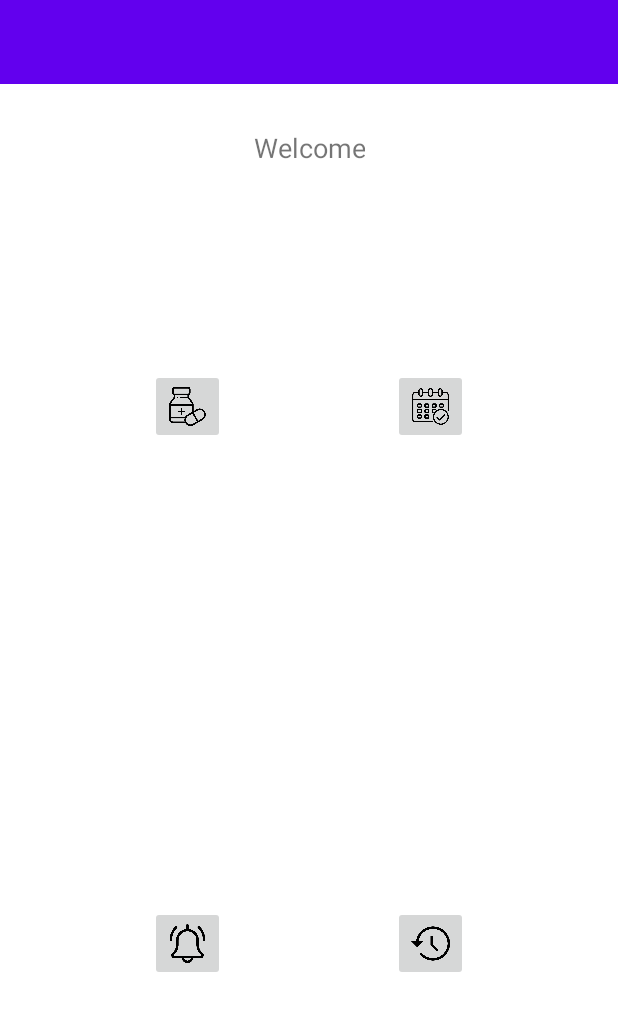
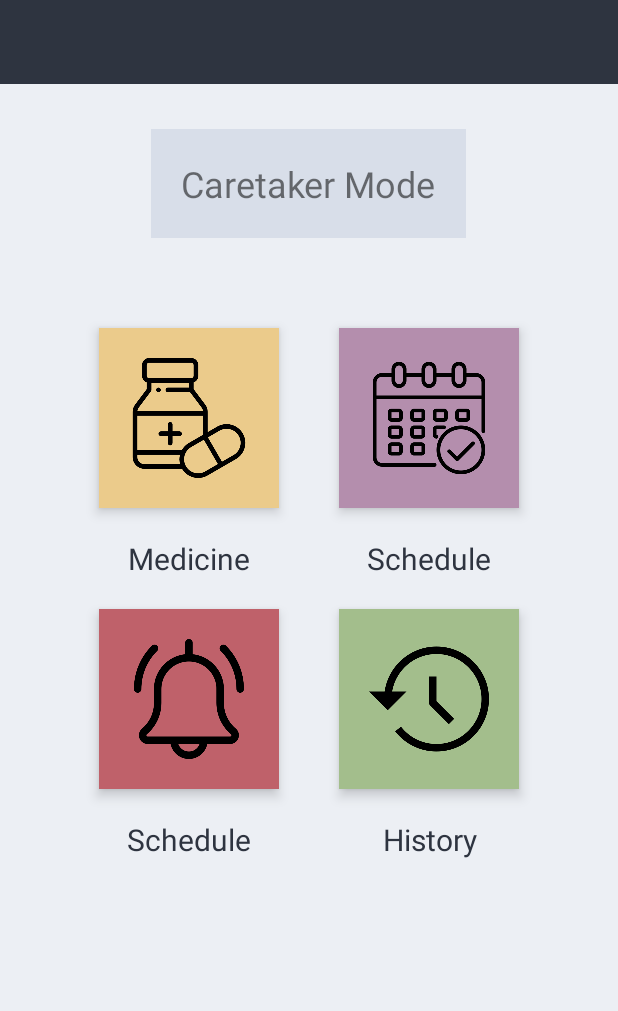
Before and after one commit to miguelarhb/AI-20-21, an Android app: the layout activity_main_caretaker.xml on its own in the app's theme, with its tools: preview values and no code run, on a phone screen of 412 x 824 dp. Shown: the top 1011 px of the screen. Run offline under Robolectric (Android 15) with nearby library versions, the phone set to English and light mode, and no system bars.

Commit message:
Improved Design

```diff
--- a/SmartMedicationManager/app/src/main/java/pt/ulisboa/tecnico/cmov/smartmedicationmanager/MainActivity.java
+++ b/SmartMedicationManager/app/src/main/java/pt/ulisboa/tecnico/cmov/smartmedicationmanager/MainActivity.java
@@ -43,7 +43,7 @@ public class MainActivity extends BaseActivity {
             ImageButton alarmsBt = findViewById(R.id.btAlarms);
             ImageButton historyBt = findViewById(R.id.btHistory);
             if (gd.userHasPatients()){
-                welcome.setText("Active Patient: "+gd.getActivePatient().getUsername() +"\n\nWelcome "+gd.getCurrentUser().getUsername());
+                welcome.setText("Managing Patient "+gd.getActivePatient().getUsername());
 
             }
             else{
--- a/SmartMedicationManager/app/src/main/res/layout/activity_login.xml
+++ b/SmartMedicationManager/app/src/main/res/layout/activity_login.xml
@@ -4,10 +4,24 @@
     android:layout_width="match_parent"
     android:layout_height="match_parent"
     android:orientation="vertical"
-    tools:context=".LoginActivity">
+    tools:context=".LoginActivity"
+    android:background="@color/nord_dark_white">
 
     <TextView
-        android:id="@+id/textViewDebug"
+        android:id="@+id/login_title"
+        android:layout_width="wrap_content"
+        android:layout_height="wrap_content"
+        android:layout_above="@+id/smart_medication_manager"
+        android:layout_centerHorizontal="true"
+        android:text="@string/app_name"
+        android:textSize="40sp"
+        android:textStyle="bold"
+        android:textColor="@color/nord_night_dark"
+        android:layout_marginBottom="20dp"
+        tools:ignore="MissingConstraints" />
+
+    <TextView
+        android:id="@+id/smart_medication_manager"
         android:layout_width="wrap_content"
         android:layout_height="wrap_content"
         android:layout_above="@+id/usernameTxt"
--- a/SmartMedicationManager/app/src/main/res/layout/activity_main_caretaker.xml
+++ b/SmartMedicationManager/app/src/main/res/layout/activity_main_caretaker.xml
@@ -4,7 +4,8 @@
     xmlns:tools="http://schemas.android.com/tools"
     android:layout_width="match_parent"
     android:layout_height="match_parent"
-    tools:context=".MainActivity">
+    tools:context=".MainActivity"
+    android:background="@color/nord_white">
 
     <include
         android:id="@+id/include"
@@ -14,88 +15,128 @@
 
     <TextView
         android:id="@+id/welcome"
+        android:background="@color/nord_dark_white"
         android:layout_width="wrap_content"
         android:layout_height="wrap_content"
         android:layout_below="@+id/include"
         android:layout_centerHorizontal="true"
-        android:layout_marginStart="30dp"
-        android:layout_marginLeft="30dp"
+        android:padding="20dp"
         android:layout_marginTop="30dp"
         android:gravity="center"
-        android:text="Welcome"
-        android:textSize="18sp" />
+        android:text="@string/caretaker_mode"
+        android:textSize="24sp" />
+
+    <RelativeLayout
+        android:id="@+id/aboveRow"
+        android:layout_width="wrap_content"
+        android:layout_height="wrap_content"
+        android:layout_below="@+id/welcome"
+        android:layout_centerHorizontal="true"
+        android:layout_marginTop="40dp">
+
+        <ImageButton
+            android:id="@+id/btMedicine"
+            android:background="@color/nord_yellow"
+            android:layout_margin="20dp"
+            android:padding="20dp"
+            android:layout_width="120dp"
+            android:layout_height="120dp"
+            android:scaleType="centerInside"
+            android:elevation="5dp"
+            app:srcCompat="@drawable/medicine"
+            />
+
+        <TextView
+            android:id="@+id/txtMedicine"
+            android:text="@string/medicine"
+            style="@style/textProperties"
+            android:layout_width="wrap_content"
+            android:layout_height="wrap_content"
+            android:layout_below="@+id/btMedicine"
+            android:layout_alignEnd="@+id/btMedicine"
+            android:layout_alignStart="@+id/btMedicine"
+            android:gravity="center_horizontal"
+            />
 
         <ImageButton
             android:id="@+id/btSchedule"
-        android:layout_width="50dp"
-        android:layout_height="50dp"
-        android:adjustViewBounds="true"
+            android:background="@color/nord_purple"
+            android:layout_margin="20dp"
+            android:padding="20dp"
+            android:layout_width="120dp"
+            android:layout_height="120dp"
             android:scaleType="centerInside"
+            android:elevation="5dp"
             app:srcCompat="@drawable/calendar"
-        android:layout_below="@+id/welcome"
-        android:layout_alignParentEnd="true"
-        android:layout_alignParentRight="true"
-        android:layout_marginTop="135dp"
-        android:layout_marginEnd="100dp"
-        android:layout_marginRight="100dp"
-        android:layout_marginBottom="212dp"
-        app:layout_constraintBottom_toTopOf="@+id/btAlarms"
-        app:layout_constraintEnd_toEndOf="parent"
+            android:layout_toEndOf="@id/btMedicine"/>
+
+        <TextView
+            android:id="@+id/txtSchedule"
+            android:text="@string/schedule"
+            style="@style/textProperties"
+            android:layout_width="wrap_content"
+            android:layout_height="wrap_content"
+            android:layout_below="@+id/btSchedule"
+            android:layout_alignEnd="@+id/btSchedule"
+            android:layout_alignStart="@+id/btSchedule"
+            android:gravity="center_horizontal"
+            />
+
+    </RelativeLayout>
+
+    <RelativeLayout
+        android:layout_width="wrap_content"
+        android:layout_height="wrap_content"
+        android:layout_centerHorizontal="true"
+        android:layout_below="@+id/aboveRow">
+
+        <ImageButton
+            android:id="@+id/btAlarms"
+            android:background="@color/nord_red"
+            android:padding="20dp"
+            android:layout_margin="20dp"
+            android:layout_width="120dp"
+            android:layout_height="120dp"
+            android:scaleType="centerInside"
+            android:elevation="5dp"
+            app:srcCompat="@drawable/bell" />
+
+        <TextView
+            android:id="@+id/txtAlarm"
+            android:text="@string/schedule"
+            style="@style/textProperties"
+            android:layout_width="wrap_content"
+            android:layout_height="wrap_content"
+            android:layout_below="@+id/btAlarms"
+            android:layout_alignEnd="@+id/btAlarms"
+            android:layout_alignStart="@+id/btAlarms"
+            android:gravity="center_horizontal"
             />
 
         <ImageButton
             android:id="@+id/btHistory"
-        android:layout_width="50dp"
-        android:layout_height="50dp"
-        android:adjustViewBounds="true"
+            android:background="@color/nord_green"
+            android:layout_margin="20dp"
+            android:padding="20dp"
+            android:layout_width="120dp"
+            android:layout_height="120dp"
             android:scaleType="centerInside"
+            android:elevation="5dp"
             app:srcCompat="@drawable/history"
-        android:layout_alignParentEnd="true"
-        android:layout_alignParentRight="true"
-        android:layout_alignParentBottom="true"
-        android:layout_marginStart="108dp"
-        android:layout_marginLeft="108dp"
-        android:layout_marginEnd="100dp"
-        android:layout_marginRight="100dp"
-        android:layout_marginBottom="170dp"
-        app:layout_constraintBottom_toBottomOf="parent"
-        app:layout_constraintStart_toStartOf="parent" />
+            android:layout_toEndOf="@+id/btAlarms"/>
 
-    <ImageButton
-        android:id="@+id/btAlarms"
-        android:layout_width="50dp"
-        android:layout_height="50dp"
-        android:adjustViewBounds="true"
-        android:scaleType="centerInside"
-        app:srcCompat="@drawable/bell"
-        android:layout_alignParentStart="true"
-        android:layout_alignParentLeft="true"
-        android:layout_alignParentBottom="true"
-        android:layout_marginStart="100dp"
-        android:layout_marginLeft="100dp"
-        android:layout_marginBottom="170dp"
-        app:layout_constraintBottom_toBottomOf="parent"
-        app:layout_constraintEnd_toEndOf="parent"
-        app:layout_constraintHorizontal_bias="0.284"
-        app:layout_constraintStart_toEndOf="@+id/btHistory" />
-
-    <ImageButton
-        android:id="@+id/btMedicine"
-        android:layout_width="50dp"
-        android:layout_height="50dp"
-        android:adjustViewBounds="true"
-        android:scaleType="centerInside"
-        app:srcCompat="@drawable/medicine"
-        android:layout_below="@+id/welcome"
-        android:layout_alignParentStart="true"
-        android:layout_alignParentLeft="true"
-        android:layout_marginStart="100dp"
-        android:layout_marginLeft="100dp"
-        android:layout_marginTop="135dp"
-        android:layout_marginBottom="216dp"
-        app:layout_constraintBottom_toTopOf="@+id/btHistory"
-        app:layout_constraintEnd_toStartOf="@+id/btSchedule"
-        app:layout_constraintHorizontal_bias="0.394"
-        app:layout_constraintStart_toStartOf="parent" />
+        <TextView
+            android:id="@+id/txtHistory"
+            android:text="@string/history"
+            style="@style/textProperties"
+            android:layout_width="wrap_content"
+            android:layout_height="wrap_content"
+            android:layout_below="@+id/btHistory"
+            android:layout_alignEnd="@+id/btHistory"
+            android:layout_alignStart="@+id/btHistory"
+            android:gravity="center_horizontal"
+            />
 
     </RelativeLayout>
+
+</RelativeLayout>
--- a/SmartMedicationManager/app/src/main/res/values/strings.xml
+++ b/SmartMedicationManager/app/src/main/res/values/strings.xml
@@ -1,5 +1,5 @@
 <resources>
-    <string name="app_name">SMC</string>
+    <string name="app_name">MEDIFY</string>
     <string name="title_activity_login">LoginActivity</string>
     <string name="prompt_email">Email</string>
     <string name="prompt_password">Password</string>
@@ -30,4 +30,8 @@
     <string name="password_hint">Password</string>
     <string name="username_hint">Username</string>
     <string name="smart_medication_manager">Smart Medication Manager</string>
+    <string name="caretaker_mode">Caretaker Mode</string>
+    <string name="medicine">Medicine</string>
+    <string name="schedule">Schedule</string>
+    <string name="history">History</string>
 </resources>
--- a/SmartMedicationManager/app/src/main/res/values/themes.xml
+++ b/SmartMedicationManager/app/src/main/res/values/themes.xml
@@ -2,9 +2,9 @@
     <!-- Base application theme. -->
     <style name="Theme.SmartMedicationManager" parent="Theme.MaterialComponents.DayNight.DarkActionBar">
         <!-- Primary brand color. -->
-        <item name="colorPrimary">@color/purple_500</item>
-        <item name="colorPrimaryVariant">@color/purple_700</item>
-        <item name="colorOnPrimary">@color/white</item>
+        <item name="colorPrimary">@color/nord_night_dark</item>
+        <item name="colorPrimaryVariant">@color/nord_night_clear</item>
+        <item name="colorOnPrimary">@color/nord_white</item>
         <!-- Secondary brand color. -->
         <item name="colorSecondary">@color/teal_200</item>
         <item name="colorSecondaryVariant">@color/teal_700</item>
@@ -19,6 +19,11 @@
         <item name="windowNoTitle">true</item>
     </style>
 
+    <style name="textProperties" parent="TextAppearance.AppCompat">
+        <item name="android:textColor">@color/nord_night_dark</item>
+        <item name="android:textSize">20sp</item>
+    </style>
+
     <style name="Theme.SmartMedicationManager.AppBarOverlay" parent="ThemeOverlay.AppCompat.Dark.ActionBar" />
 
     <style name="Theme.SmartMedicationManager.PopupOverlay" parent="ThemeOverlay.AppCompat.Light" />
```
Lines whose indentation alone changed are shown as unchanged.
